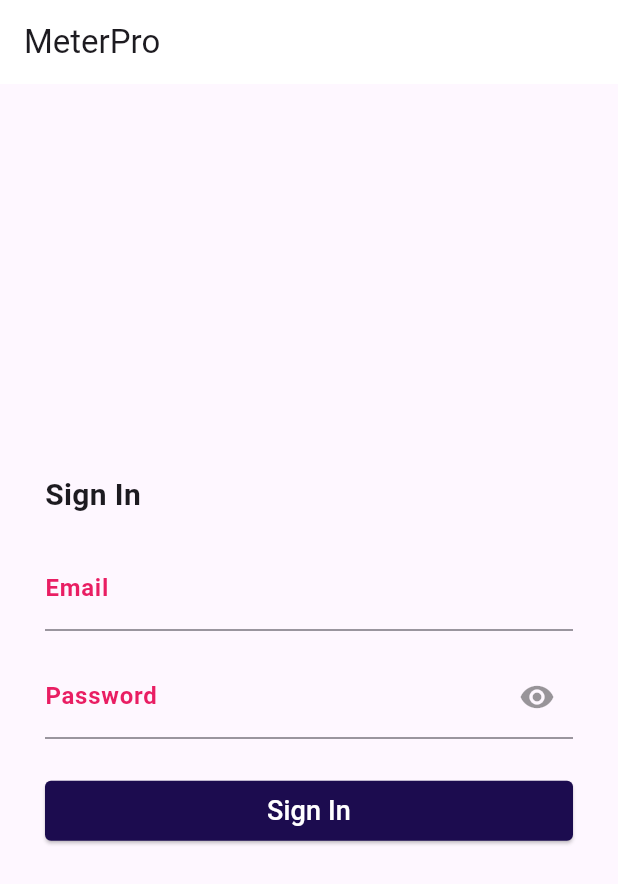
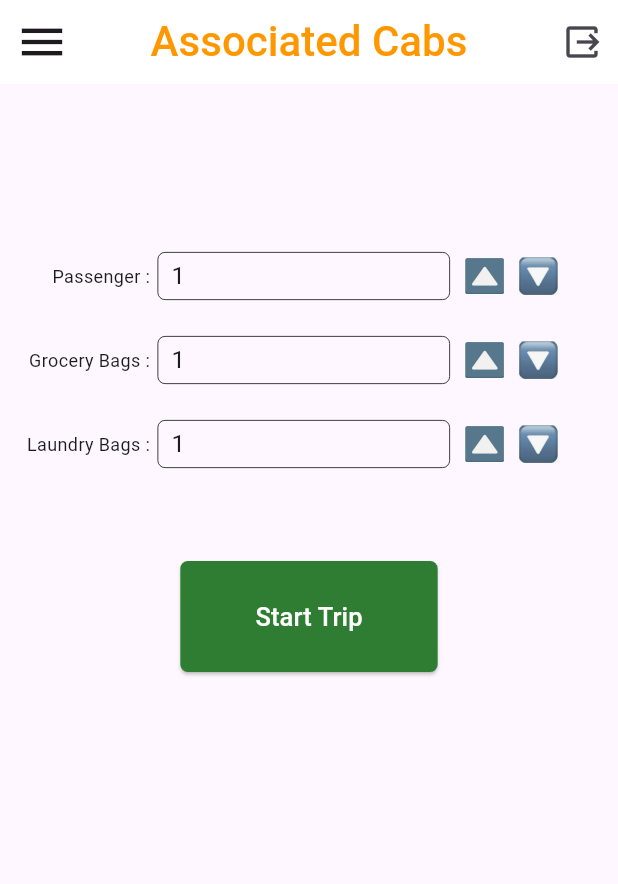
Before and after one commit to Abishekdeepak5/Cab, a Flutter app: the screen it shows after launch, on a phone screen of 412 x 824 dp. Shown: the top 884 px of the screen. Run offline on Flutter 3.47's test engine with Material 3 defaults, Android fonts, the phone set to English and light mode, and no system bars; our stand-ins replace font_awesome_flutter, geocoding, google_maps_flutter, location.

Commit message:
passenger detail page and drawer

```diff
--- a/lib/main.dart
+++ b/lib/main.dart
@@ -3,6 +3,7 @@ import 'dart:io';
 
 import 'package:google_mao/components/crud/list_page.dart';
 import 'package:google_mao/components/map/location_traking.dart';
+import 'package:google_mao/ui/passengerDetailPage/home_screen.dart';
 import 'package:google_mao/ui/signIn.dart';
 
 void main() {
@@ -37,7 +38,7 @@ class MyApp extends StatelessWidget {
       ),
       // home: const LocationTracking(),
       // home: const APIHomeScreen(),
-      home: SignInPage(),
+      home: const HomeScreen(),
     );
   }
 }
--- /dev/null
+++ b/lib/ui/passengerDetailPage/home_screen.dart
@@ -0,0 +1,122 @@
+import 'package:flutter/material.dart';
+import 'package:google_mao/ui/drawer/drawer.dart';
+import 'package:google_mao/ui/passengerDetailPage/inputWidget.dart';
+
+class HomeScreen extends StatefulWidget {
+  const HomeScreen({super.key});
+
+  @override
+  State<HomeScreen> createState() => _HomeScreenState();
+}
+
+class _HomeScreenState extends State<HomeScreen> {
+  @override
+  Widget build(BuildContext context) {
+    return Scaffold(
+      appBar: AppBar(
+        // leading icon for seeing the user profile
+        leading: Builder(builder: (context) {
+          return IconButton(
+            onPressed: () {
+              Scaffold.of(context).openDrawer();
+            },
+            icon: const Icon(
+              Icons.menu,
+              size: 36,
+            ),
+          );
+        }),
+
+        title: const Text(
+          "Associated Cabs",
+          style: TextStyle(
+            color: Colors.orange,
+            fontSize: 28,
+            fontWeight: FontWeight.w500,
+          ),
+        ),
+
+        centerTitle: true,
+
+        actions: [
+          IconButton(
+            onPressed: () {},
+            icon: const Icon(
+              Icons.output_outlined,
+              size: 28,
+            ),
+          )
+        ],
+      ),
+      // drawer
+      drawer: const MyDrawer(),
+
+
+      // parent column for this page
+      body: Padding(
+        padding: const EdgeInsets.only(right: 0),
+        child: Column(
+          mainAxisAlignment: MainAxisAlignment.start,
+          crossAxisAlignment: CrossAxisAlignment.stretch,
+          children: [
+            const Padding(
+              padding: EdgeInsets.only(bottom: 50, right: 40),
+              child: Column(
+                children: [
+                  SizedBox(height: 100.0),
+                  InputWidget(
+                    prefixText: "Passenger :",
+                    limit: 4,
+                  ),
+                  InputWidget(
+                    prefixText: "Grocery Bags :",
+                    limit: 10,
+                  ),
+                  InputWidget(
+                    prefixText: "Laundry Bags :",
+                    limit: 10,
+                  ),
+                ],
+              ),
+            ),
+
+            // start trip button
+
+            Align(
+              alignment: Alignment.center,
+              child: ElevatedButton(
+                style: ButtonStyle(
+                  backgroundColor: MaterialStateProperty.all(
+                    Colors.green[800],
+                  ),
+                  padding: MaterialStateProperty.all(
+                    const EdgeInsets.symmetric(
+                      vertical: 25,
+                      horizontal: 50,
+                    ),
+                  ),
+                  shape: MaterialStateProperty.all(
+                    RoundedRectangleBorder(
+                      borderRadius: BorderRadius.circular(5),
+                    ),
+                  ),
+                ),
+                onPressed: () {
+                  print("start Trip");
+                },
+                child: const Text(
+                  "Start Trip",
+                  style: TextStyle(
+                    color: Colors.white,
+                    fontWeight: FontWeight.w500,
+                    fontSize: 17,
+                  ),
+                ),
+              ),
+            )
+          ],
+        ),
+      ),
+    );
+  }
+}
--- /dev/null
+++ b/lib/ui/passengerDetailPage/inputWidget.dart
@@ -0,0 +1,142 @@
+import 'package:flutter/material.dart';
+
+class InputWidget extends StatefulWidget {
+  final int limit;
+  final String prefixText;
+
+  const InputWidget({
+    Key? key,
+    required this.limit,
+    required this.prefixText,
+  }) : super(key: key);
+
+  @override
+  State<InputWidget> createState() => _InputWidgetState();
+}
+
+class _InputWidgetState extends State<InputWidget> {
+  late TextEditingController _controller;
+  final textFieldBorder = const OutlineInputBorder(
+    borderRadius: BorderRadius.all(Radius.circular(5)),
+    borderSide: BorderSide(
+      color: Colors.black,
+      width: 0.5,
+    ),
+  );
+
+  @override
+  void initState() {
+    super.initState();
+    _controller = TextEditingController(text: "1");
+  }
+
+  @override
+  void dispose() {
+    _controller.dispose();
+    super.dispose();
+  }
+
+  @override
+  Widget build(BuildContext context) {
+    return Padding(
+      padding: const EdgeInsets.symmetric(vertical: 12),
+      child: Row(
+        mainAxisAlignment: MainAxisAlignment.start,
+        children: [
+          // prefix text
+          SizedBox(
+            width: 100,
+            child: Align(
+              alignment: Alignment.centerRight,
+              child: Text(
+                widget.prefixText,
+                style: const TextStyle(
+                  fontSize: 12,
+                ),
+              ),
+            ),
+          ),
+          const SizedBox(width: 5),
+
+          //  input field
+
+          Expanded(
+            child: SizedBox(
+              height: 32,
+              child: TextField(
+                controller: _controller,
+                decoration: InputDecoration(
+                  enabledBorder: textFieldBorder,
+                  focusedBorder: textFieldBorder,
+                  contentPadding: const EdgeInsets.symmetric(
+                    vertical: 0,
+                    horizontal: 5,
+                  ),
+                ),
+                keyboardType: TextInputType.number,
+              ),
+            ),
+          ),
+
+          // increment button
+          const SizedBox(width: 10),
+          InkWell(
+            onTap: increment,
+            child: Image.asset(
+              "assets/images/increment_icon.jpg",
+              width: 26,
+              height: 26,
+            ),
+          ),
+
+          // decrement button
+          const SizedBox(width: 10),
+
+          InkWell(
+            onTap: decrement,
+            child: Image.asset(
+              "assets/images/decrement_icon.jpg",
+              width: 26,
+              height: 26,
+            ),
+          ),
+        ],
+      ),
+    );
+  }
+
+  void increment() {
+    if (isValidNumber()) {
+      setState(() {
+        // we can't increment the value above the limit
+        if (widget.limit > int.parse(_controller.text)) {
+          _controller.text = (int.parse(_controller.text) + 1).toString();
+        }
+      });
+    } else {
+      _controller.text = "1";
+    }
+  }
+
+  void decrement() {
+    if (isValidNumber()) {
+      setState(() {
+        // negative value are not allowed
+        if (int.parse(_controller.text) > 0) {
+          _controller.text = (int.parse(_controller.text) - 1).toString();
+        }
+      });
+    } else {
+      _controller.text = "1";
+    }
+  }
+
+  bool isValidNumber() {
+    String number = _controller.text;
+    try {
+      return (number == null) ? false : int.parse(number.trim()) > -1;
+    } catch (exception) {
+      return false;
+    }
+  }
+}
--- a/pubspec.yaml
+++ b/pubspec.yaml
@@ -18,7 +18,7 @@ publish_to: "none" # Remove this line if you wish to publish to pub.dev
 version: 1.0.0+1
 
 environment:
-  sdk: ">=2.17.1 <3.0.0"
+  sdk: ">=2.17.1 <4.0.0"
 
 # Dependencies specify other packages that your package needs in order to work.
 # To automatically upgrade your package dependencies to the latest versions
@@ -67,7 +67,8 @@ flutter:
   assets:
     - assets/
     - assets/icons/
-  #   - images/a_dot_ham.jpeg
+    - assets/images/
+
 
   # An image asset can refer to one or more resolution-specific "variants", see
   # https://flutter.dev/assets-and-images/#resolution-aware
```
Also changed, not shown: assets/images/decrement_icon.jpg (added), assets/images/increment_icon.jpg (added).
